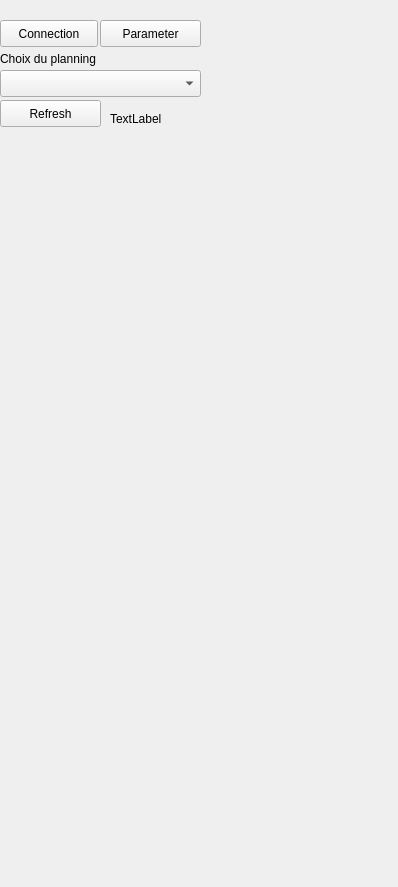
The window that widget_base.ui (Mapotempo/mapotempo-qgis-plugin) describes before a commit, drawn with Qt 5.
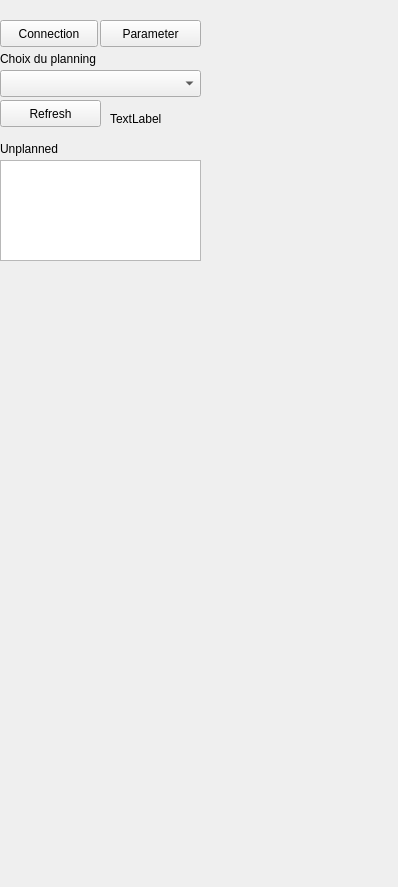
The same window after the commit.

Commit message: first listing stop

Diff of the .ui file:
```diff
--- a/widget_base.ui
+++ b/widget_base.ui
@@ -89,6 +89,29 @@
      <string>Parameter</string>
     </property>
    </widget>
+   <widget class="QListWidget" name="listWidget">
+    <property name="geometry">
+     <rect>
+      <x>0</x>
+      <y>160</y>
+      <width>201</width>
+      <height>101</height>
+     </rect>
+    </property>
+   </widget>
+   <widget class="QLabel" name="label">
+    <property name="geometry">
+     <rect>
+      <x>0</x>
+      <y>140</y>
+      <width>171</width>
+      <height>17</height>
+     </rect>
+    </property>
+    <property name="text">
+     <string>Unplanned</string>
+    </property>
+   </widget>
   </widget>
  </widget>
  <resources/>
```
The commit also changes 1 other file.
